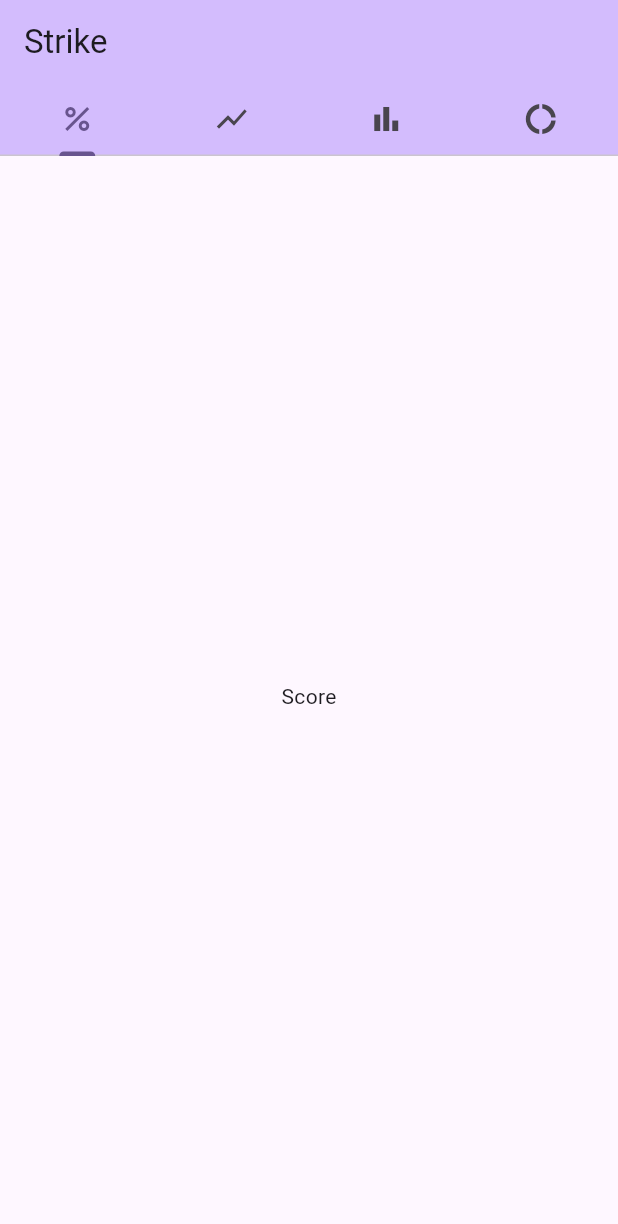
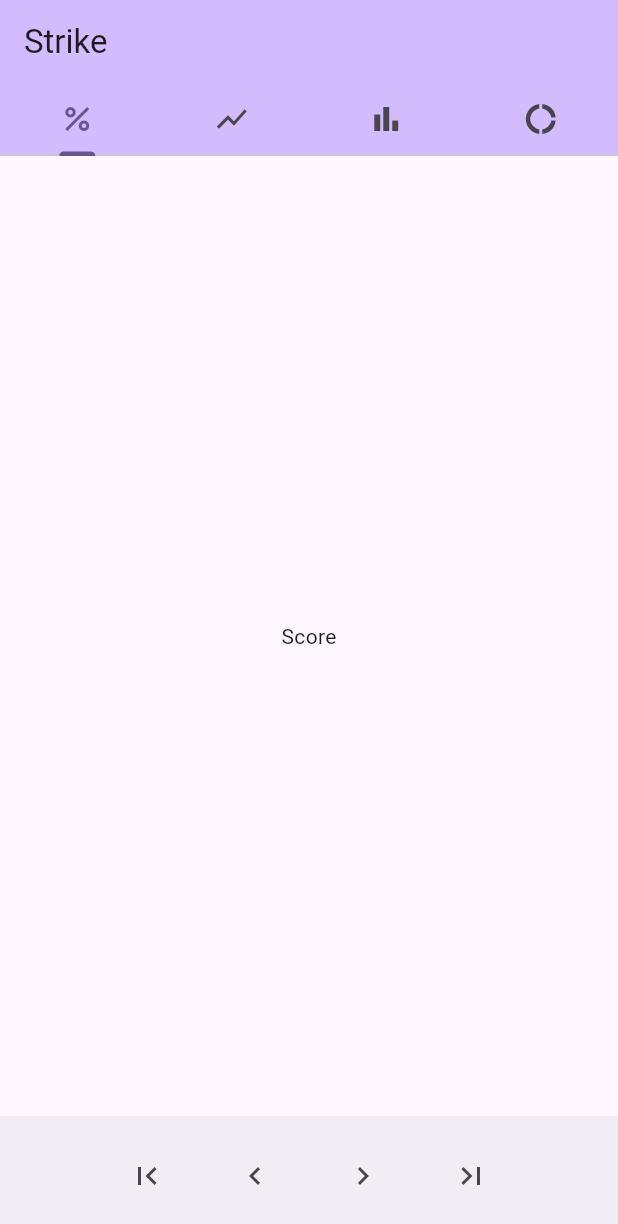
Before and after one commit to ahsparrow/strike, a Flutter app: the screen it shows after launch, on a phone screen of 412 x 824 dp. Shown: the top 1224 px of the screen. Run offline on Flutter 3.47's test engine with Material 3 defaults, Android fonts, the phone set to English and light mode, and no system bars.

Commit message:
Add nav buttons

```diff
--- a/lib/main.dart
+++ b/lib/main.dart
@@ -61,6 +61,33 @@ class MyHomePage extends StatelessWidget {
           Center(child: Text('RMS')),
           Center(child: Text('Accuracy')),
         ]),
+        bottomNavigationBar: BottomAppBar(
+          child: Row(
+            children: [
+              const Spacer(flex: 1),
+              IconButton(
+                icon: const Icon(Icons.first_page),
+                onPressed: () {},
+              ),
+              const SizedBox(width: 24),
+              IconButton(
+                icon: const Icon(Icons.chevron_left),
+                onPressed: () {},
+              ),
+              const SizedBox(width: 24),
+              IconButton(
+                icon: const Icon(Icons.chevron_right),
+                onPressed: () {},
+              ),
+              const SizedBox(width: 24),
+              IconButton(
+                icon: const Icon(Icons.last_page),
+                onPressed: () {},
+              ),
+              const Spacer(flex: 1),
+            ],
+          ),
+        ),
       ),
     );
   }
```
